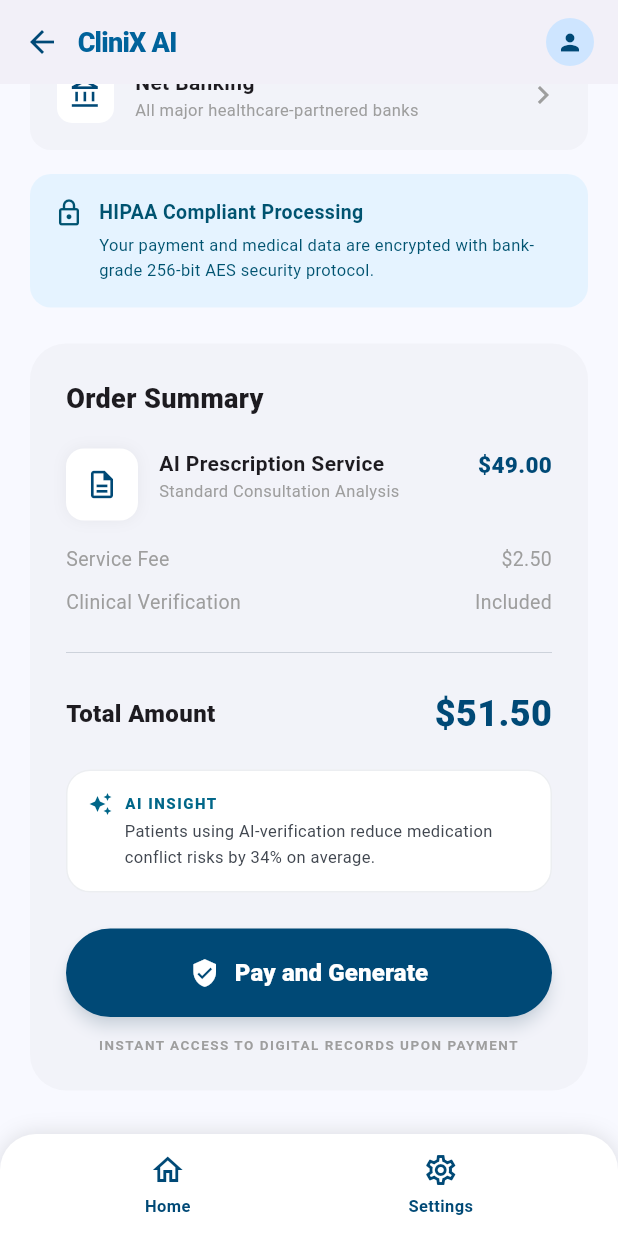
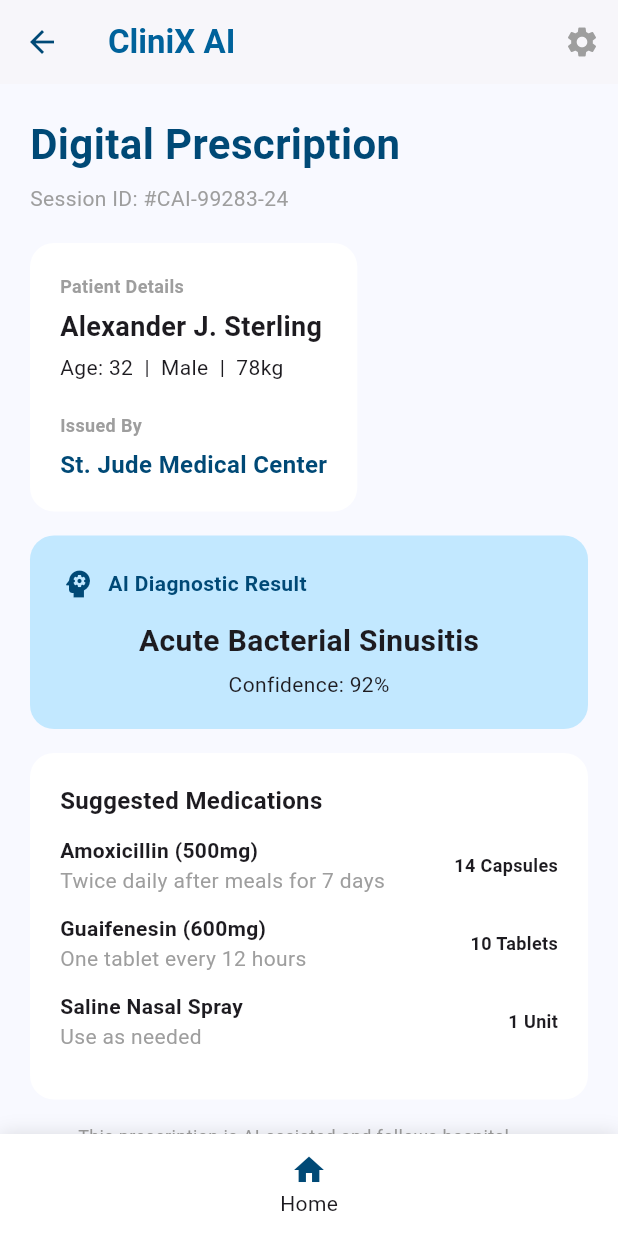
Before and after one commit to sayligadgil/clinixAI, a Flutter app: the CheckoutScreen screen opened directly, scrolled down 576 dp, after a tap on "Pay and Generate", on a phone screen of 412 x 824 dp. Run offline on Flutter 3.47's test engine with Material 3 defaults, Android fonts, the light colour scheme and no system bars.

Commit message:
Added the prescription screen but there are a few changes to make later on

```diff
--- a/lib/frontend/Patient_Interface/checkout_screen.dart
+++ b/lib/frontend/Patient_Interface/checkout_screen.dart
@@ -1,4 +1,5 @@
 import 'package:flutter/material.dart';
+import 'prescription_screen.dart';
 
 class CheckoutScreen extends StatefulWidget {
   const CheckoutScreen({super.key});
@@ -400,7 +401,12 @@
                     width: double.infinity,
                     child: ElevatedButton(
                       onPressed: () {
-                        // TODO: handle payment
+                        Navigator.push(
+                          context,
+                          MaterialPageRoute(
+                            builder: (context) => const PrescriptionScreen(),
+                          ),
+                        );
                       },
                       style: ElevatedButton.styleFrom(
                         backgroundColor: const Color(0xFF004976),
--- /dev/null
+++ b/lib/frontend/Patient_Interface/prescription_screen.dart
@@ -0,0 +1,285 @@
+import 'package:flutter/material.dart';
+import 'user_selection_screen.dart';
+
+class PrescriptionScreen extends StatelessWidget {
+  const PrescriptionScreen({super.key}); // required
+
+  @override
+  Widget build(BuildContext context) {
+    return Scaffold(
+      backgroundColor: const Color(0xFFF8F9FF),
+
+      // 🔹 APP BAR
+      appBar: AppBar(
+        backgroundColor: Colors.white,
+        elevation: 1,
+        leading: IconButton(
+          icon: const Icon(Icons.arrow_back, color: Color(0xFF004976)),
+          onPressed: () => Navigator.pop(context),
+        ),
+        title: const Text(
+          "CliniX AI",
+          style: TextStyle(
+            color: Color(0xFF00629B),
+            fontWeight: FontWeight.bold,
+          ),
+        ),
+        actions: [
+          IconButton(
+            icon: const Icon(Icons.settings, color: Colors.grey),
+            onPressed: () {},
+          )
+        ],
+      ),
+
+      // 🔹 BODY
+      body: SingleChildScrollView(
+        padding: const EdgeInsets.fromLTRB(20, 20, 20, 80),
+        child: Column(
+          crossAxisAlignment: CrossAxisAlignment.start,
+          children: [
+            // TITLE
+            const Text(
+              "Digital Prescription",
+              style: TextStyle(
+                fontSize: 28,
+                fontWeight: FontWeight.bold,
+                color: Color(0xFF004976),
+              ),
+            ),
+            const SizedBox(height: 6),
+            const Text(
+              "Session ID: #CAI-99283-24",
+              style: TextStyle(color: Colors.grey),
+            ),
+
+            const SizedBox(height: 20),
+
+            // 🔹 PATIENT + HOSPITAL CARD
+            _card(
+              Column(
+                crossAxisAlignment: CrossAxisAlignment.start,
+                children: [
+                  const Text("Patient Details",
+                      style: TextStyle(
+                          fontSize: 12,
+                          color: Colors.grey,
+                          fontWeight: FontWeight.bold)),
+
+                  const SizedBox(height: 6),
+                  const Text(
+                    "Alexander J. Sterling",
+                    style: TextStyle(
+                        fontSize: 18, fontWeight: FontWeight.bold),
+                  ),
+
+                  const SizedBox(height: 4),
+                  const Text("Age: 32  |  Male  |  78kg"),
+
+                  const SizedBox(height: 20),
+
+                  const Text("Issued By",
+                      style: TextStyle(
+                          fontSize: 12,
+                          color: Colors.grey,
+                          fontWeight: FontWeight.bold)),
+
+                  const SizedBox(height: 6),
+                  const Text(
+                    "St. Jude Medical Center",
+                    style: TextStyle(
+                        fontSize: 16,
+                        fontWeight: FontWeight.bold,
+                        color: Color(0xFF004976)),
+                  ),
+                ],
+              ),
+            ),
+
+            const SizedBox(height: 16),
+
+            // 🔹 AI RESULT
+            Container(
+              padding: const EdgeInsets.all(20),
+              decoration: BoxDecoration(
+                color: const Color(0xFFC2E8FF),
+                borderRadius: BorderRadius.circular(16),
+              ),
+              child: Column(
+                children: const [
+                  Row(
+                    children: [
+                      Icon(Icons.psychology, color: Color(0xFF004976)),
+                      SizedBox(width: 8),
+                      Text(
+                        "AI Diagnostic Result",
+                        style: TextStyle(
+                            fontWeight: FontWeight.bold,
+                            color: Color(0xFF004976)),
+                      ),
+                    ],
+                  ),
+                  SizedBox(height: 12),
+                  Text(
+                    "Acute Bacterial Sinusitis",
+                    style:
+                    TextStyle(fontSize: 20, fontWeight: FontWeight.bold),
+                  ),
+                  SizedBox(height: 4),
+                  Text("Confidence: 92%"),
+                ],
+              ),
+            ),
+
+            const SizedBox(height: 16),
+
+            // 🔹 MEDICATION LIST
+            _card(
+              Column(
+                crossAxisAlignment: CrossAxisAlignment.start,
+                children: const [
+                  Text(
+                    "Suggested Medications",
+                    style:
+                    TextStyle(fontSize: 16, fontWeight: FontWeight.bold),
+                  ),
+                  SizedBox(height: 12),
+
+                  _medTile(
+                    title: "Amoxicillin (500mg)",
+                    desc: "Twice daily after meals for 7 days",
+                    qty: "14 Capsules",
+                  ),
+
+                  _medTile(
+                    title: "Guaifenesin (600mg)",
+                    desc: "One tablet every 12 hours",
+                    qty: "10 Tablets",
+                  ),
+
+                  _medTile(
+                    title: "Saline Nasal Spray",
+                    desc: "Use as needed",
+                    qty: "1 Unit",
+                  ),
+                ],
+              ),
+            ),
+
+            const SizedBox(height: 16),
+
+            // 🔹 DISCLAIMER
+            Row(
+              children: const [
+                Icon(Icons.info_outline, color: Colors.grey),
+                SizedBox(width: 8),
+                Expanded(
+                  child: Text(
+                    "This prescription is AI-assisted and follows hospital protocols.",
+                    style: TextStyle(fontSize: 12, color: Colors.grey),
+                  ),
+                ),
+              ],
+            ),
+
+            const SizedBox(height: 20),
+
+            // 🔹 DOWNLOAD BUTTON
+            SizedBox(
+              width: double.infinity,
+              child: ElevatedButton.icon(
+                onPressed: () {},
+                icon: const Icon(Icons.download),
+                label: const Text("Download PDF"),
+                style: ElevatedButton.styleFrom(
+                  backgroundColor: const Color(0xFF004976),
+                  padding: const EdgeInsets.symmetric(vertical: 16),
+                ),
+              ),
+            ),
+          ],
+        ),
+      ),
+
+      // 🔹 BOTTOM NAV (HOME ONLY)
+      bottomNavigationBar: Container(
+        padding: const EdgeInsets.symmetric(vertical: 12),
+        decoration: const BoxDecoration(
+          color: Colors.white,
+          boxShadow: [BoxShadow(color: Colors.black12, blurRadius: 10)],
+        ),
+        child: Row(
+          mainAxisAlignment: MainAxisAlignment.spaceEvenly,
+          children: [
+            GestureDetector(
+              onTap: () {
+                Navigator.pushAndRemoveUntil(
+                  context,
+                  MaterialPageRoute(
+                      builder: (_) => const UserSelectionScreen()),
+                      (route) => false,
+                );
+              },
+              child: const Column(
+                mainAxisSize: MainAxisSize.min,
+                children: [
+                  Icon(Icons.home, color: Color(0xFF004976)),
+                  Text("Home"),
+                ],
+              ),
+            ),
+          ],
+        ),
+      ),
+    );
+  }
+
+  // 🔹 CARD WIDGET
+  static Widget _card(Widget child) {
+    return Container(
+      padding: const EdgeInsets.all(20),
+      decoration: BoxDecoration(
+        color: Colors.white,
+        borderRadius: BorderRadius.circular(16),
+      ),
+      child: child,
+    );
+  }
+}
+
+// 🔹 MED TILE
+class _medTile extends StatelessWidget {
+  final String title;
+  final String desc;
+  final String qty;
+
+  const _medTile({
+    required this.title,
+    required this.desc,
+    required this.qty,
+  });
+
+  @override
+  Widget build(BuildContext context) {
+    return Padding(
+      padding: const EdgeInsets.only(bottom: 12),
+      child: Row(
+        children: [
+          Expanded(
+            child: Column(
+              crossAxisAlignment: CrossAxisAlignment.start,
+              children: [
+                Text(title,
+                    style: const TextStyle(fontWeight: FontWeight.bold)),
+                Text(desc, style: const TextStyle(color: Colors.grey)),
+              ],
+            ),
+          ),
+          Text(qty,
+              style: const TextStyle(
+                  fontSize: 12, fontWeight: FontWeight.bold)),
+        ],
+      ),
+    );
+  }
+}
```
Also changed, not shown: lib/frontend/Patient_Interface/user_selection_screen.dart (line endings or trailing spaces), pubspec.lock.
